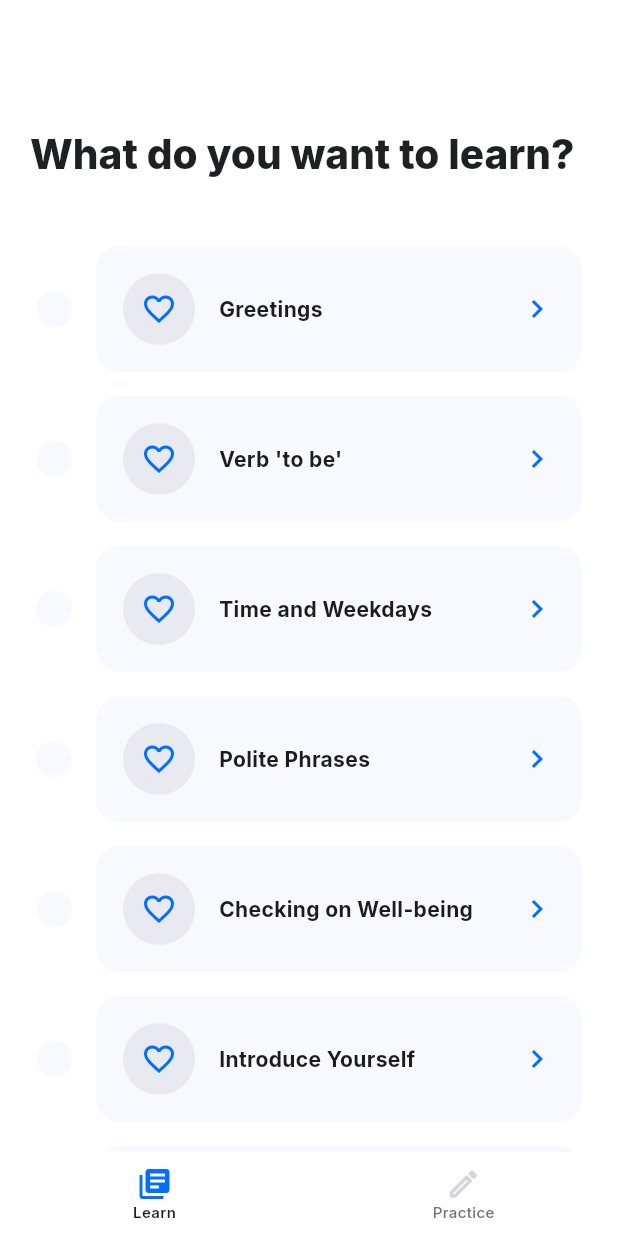
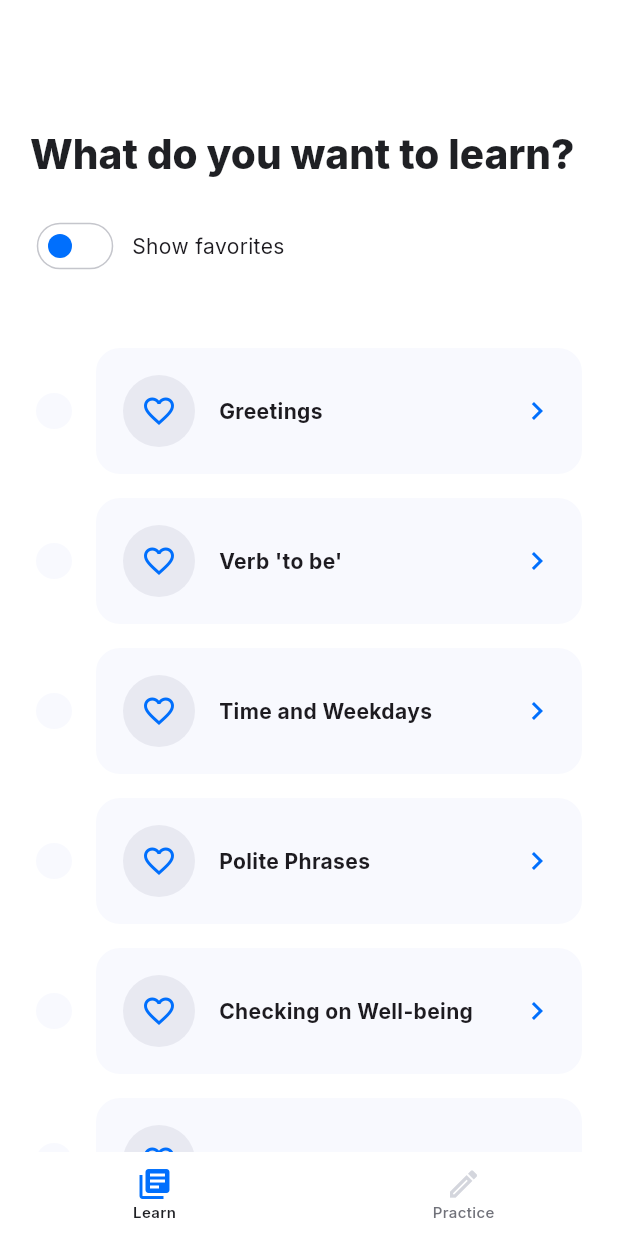
Before and after one commit to gianlucaromeo/finnish-survival, a Flutter app: the ExercisesPageLarge screen opened directly, after a tap on "Learn", on a phone screen of 412 x 824 dp. Run offline on Flutter 3.47's test engine with Material 3 defaults, Android fonts, the phone set to English and light mode, and no system bars; our stand-ins replace get, google_fonts, shared_preferences; accounts and stored records are empty.

Commit message:
Added favorites filtering option

```diff
--- a/finnish_survival/lib/modules/common/widgets/custom_sliver_list.dart
+++ b/finnish_survival/lib/modules/common/widgets/custom_sliver_list.dart
@@ -6,10 +6,12 @@ class CustomSliverList extends StatelessWidget {
   const CustomSliverList({
     super.key,
     required this.title,
+    this.subtitle,
     required this.child,
   });
 
   final String title;
+  final Widget? subtitle;
   final Widget child;
 
   @override
@@ -22,6 +24,7 @@ class CustomSliverList extends StatelessWidget {
             child: 25.0.verticalSpace,
           ),
 
+        /// APP BAR
         SliverAppBar(
           expandedHeight: 140.0,
           collapsedHeight: 80.0,
@@ -51,6 +54,17 @@ class CustomSliverList extends StatelessWidget {
             },
           ),
         ),
+
+        /// SUBTITLE
+        if (subtitle != null)
+          SliverToBoxAdapter(
+            child: Padding(
+              padding: [20.0, 0.0, 20.0, 20.0].fromLTRB,
+              child: subtitle,
+            ),
+          ),
+
+        /// CHILD
         SliverToBoxAdapter(
           child: Padding(
             padding: AppPadding.scaffoldPadding,
--- /dev/null
+++ b/finnish_survival/lib/modules/common/widgets/show_favorites_filter.dart
@@ -0,0 +1,44 @@
+import 'package:finnish_survival/finnish_survival.dart';
+import 'package:flutter/material.dart';
+
+class ShowFavoritesFilter extends StatelessWidget {
+  const ShowFavoritesFilter({
+    super.key,
+    required this.showFavorites,
+    required this.onChanged,
+  });
+
+  final bool showFavorites;
+  final Function(bool) onChanged;
+
+  @override
+  Widget build(BuildContext context) {
+    return Row(
+      children: [
+        Switch(
+          value: showFavorites,
+          onChanged: (value) {
+            onChanged(value);
+          },
+          activeColor: AppColors.highlightsDarkest,
+          activeTrackColor: AppColors.highlightsLightest,
+          inactiveThumbColor: AppColors.highlightsDarkest,
+          inactiveTrackColor: AppColors.neutralLightLightest,
+          hoverColor: AppColors.highlightsLightest,
+          trackOutlineColor: showFavorites
+              ? null
+              : WidgetStatePropertyAll<Color>(
+                  AppColors.neutralLightDarkest,
+                ),
+          trackOutlineWidth: showFavorites
+              ? null
+              : const WidgetStatePropertyAll<double>(
+                  1.0,
+                ),
+        ),
+        8.0.horizontalSpace,
+        Text("Show favorites", style: AppFonts.bodyM),
+      ],
+    );
+  }
+}
--- a/finnish_survival/lib/modules/common/widgets/widgets.dart
+++ b/finnish_survival/lib/modules/common/widgets/widgets.dart
@@ -6,4 +6,5 @@ export 'favorite_icon_button.dart';
 export 'filter.dart';
 export 'hoverable_tile.dart';
 export 'responsive_layout.dart';
+export 'show_favorites_filter.dart';
 export 'status_indicator.dart';
--- a/finnish_survival/lib/modules/exercises/screens/exercises_page_large.dart
+++ b/finnish_survival/lib/modules/exercises/screens/exercises_page_large.dart
@@ -1,8 +1,9 @@
 import 'package:finnish_survival/modules/common/common.dart';
 import 'package:finnish_survival/modules/exercises/exercises.dart';
 import 'package:flutter/material.dart';
+import 'package:get/get.dart';
 
-class ExercisesPageLarge extends StatelessWidget {
+class ExercisesPageLarge extends GetView<ExercisesPageController> {
   const ExercisesPageLarge({super.key});
 
   @override
@@ -11,16 +12,24 @@ class ExercisesPageLarge extends StatelessWidget {
       canPop: false,
       child: Scaffold(
         backgroundColor: AppColors.neutralLightLightest,
-        body: const Center(
+        body: Center(
           child: SizedBox(
             width: 1250.0,
             child: Row(
               children: [
-                AppNavigationRail(),
+                const AppNavigationRail(),
                 Expanded(
                   child: CustomSliverList(
                     title: 'Let\'s practice!',
-                    child: ExercisesList(),
+                    subtitle: Obx(
+                      () => ShowFavoritesFilter(
+                        showFavorites: controller.showFavorites.value,
+                        onChanged: (value) {
+                          controller.setShowFavorites(value);
+                        },
+                      ),
+                    ),
+                    child: const ExercisesList(),
                   ),
                 ),
               ],
--- a/finnish_survival/lib/modules/exercises/widgets/exercises_list.dart
+++ b/finnish_survival/lib/modules/exercises/widgets/exercises_list.dart
@@ -15,6 +15,10 @@ class ExercisesList extends GetView<ExercisesPageController> {
           children: [
             ...controller.database.value.topicExercises.map(
               (topicExercise) {
+                if (controller.showFavorites.value && !topicExercise.isFavorite) {
+                  return const SizedBox.shrink();
+                }
+
                 return TopicExerciseItem(
                   topic: topicExercise,
                   onFavoriteTap: () {
--- a/finnish_survival/lib/modules/learn/controllers/learn_page_controller.dart
+++ b/finnish_survival/lib/modules/learn/controllers/learn_page_controller.dart
@@ -9,7 +9,11 @@ class LearnPageController extends GetxController {
   final RxnInt currentWordIndex = RxnInt();
   final RxBool isLastWord = false.obs;
 
+  final RxBool _showFavorites = false.obs;
+
   Rx<Database> get database => _fakeDatabaseService.fakeDatabase;
+
+  RxBool get showFavorites => _showFavorites;
 
   @override
   void onInit() {
@@ -22,6 +26,10 @@ class LearnPageController extends GetxController {
         return currentTopic.value != null && currentWordIndex.value != null;
       },
     );
+  }
+
+  void setShowFavorites(bool value) {
+    _showFavorites.value = value;
   }
 
   void toggleFinnishWordIsFavorite(String finnishWordId) {
--- a/finnish_survival/lib/modules/learn/screens/learn_page_small.dart
+++ b/finnish_survival/lib/modules/learn/screens/learn_page_small.dart
@@ -1,17 +1,26 @@
 import 'package:finnish_survival/finnish_survival.dart';
 import 'package:flutter/material.dart';
+import 'package:get/get.dart';
 
-class LearnPageSmall extends StatelessWidget {
+class LearnPageSmall extends GetView<LearnPageController> {
   const LearnPageSmall({super.key});
 
   @override
   Widget build(BuildContext context) {
     return Scaffold(
       backgroundColor: AppColors.neutralLightLightest,
-      body: const SafeArea(
+      body: SafeArea(
         child: CustomSliverList(
           title: 'What do you want to learn?',
-          child: LearnTopicsList(),
+          subtitle: Obx(
+            () => ShowFavoritesFilter(
+              showFavorites: controller.showFavorites.value,
+              onChanged: (value) {
+                controller.setShowFavorites(value);
+              },
+            ),
+          ),
+          child: const LearnTopicsList(),
         ),
       ),
       bottomNavigationBar: const AppBottomBar(),
--- a/finnish_survival/lib/modules/learn/widgets/learn_topics_list.dart
+++ b/finnish_survival/lib/modules/learn/widgets/learn_topics_list.dart
@@ -16,6 +16,10 @@ class LearnTopicsList extends GetView<LearnPageController> {
           children: [
             ...controller.database.value.topics.map(
               (topic) {
+                if (controller.showFavorites.value && !topic.isFavorite) {
+                  return const SizedBox.shrink();
+                }
+
                 return LearnTopicItem(
                   topic: topic,
                   onTap: () {
--- a/finnish_survival/lib/todos.txt
+++ b/finnish_survival/lib/todos.txt
@@ -16,7 +16,8 @@ UI/UX
 ✅ Add a way to see the correct answer
 ✅ Add a way to get hints
 - Add nice "End of the game" screen
-- Add something related to favorites
+✅ Add something related to favorites
 - Add animations
 ✅ Fix images size (they are different) -> Removed :)
+- Fix: content in large screen is not centered
 - Add different behaviors on Android and iOS
```
Also changed, not shown: finnish_survival/lib/modules/common/widgets/filter.dart (+27 -5 lines), finnish_survival/lib/modules/exercises/controllers/exercise_page_controller.dart (+8 -0 lines), finnish_survival/lib/modules/exercises/screens/exercises_page_small.dart (+12 -3 lines), finnish_survival/lib/modules/learn/screens/learn_page_large.dart (+13 -5 lines).
